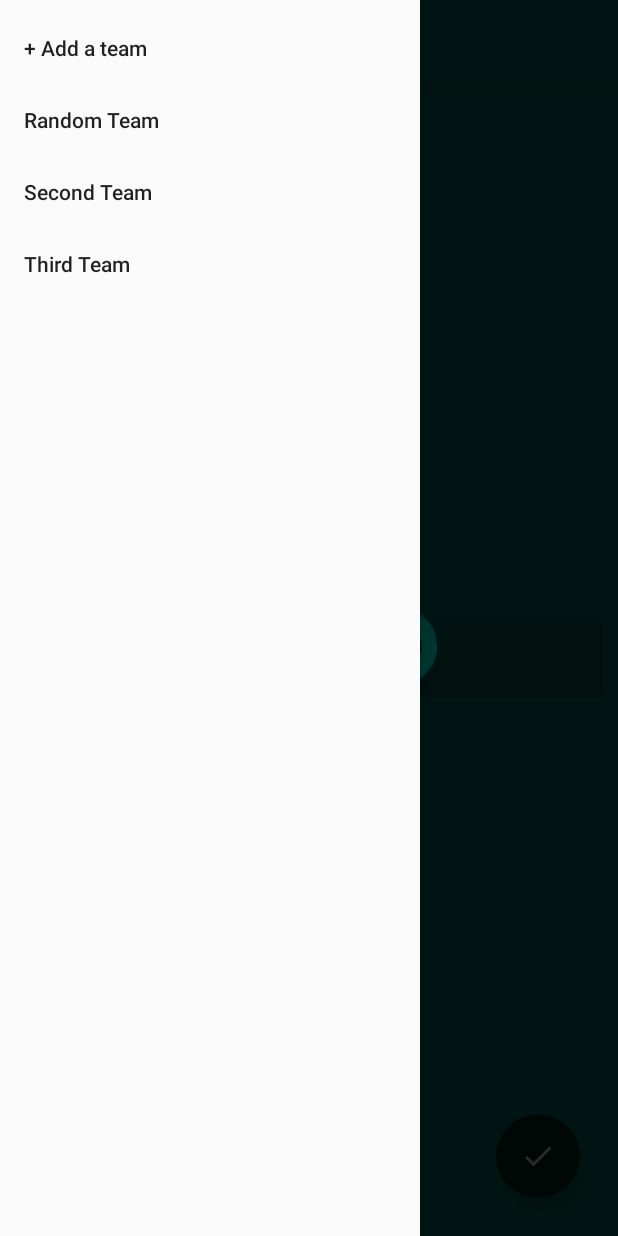
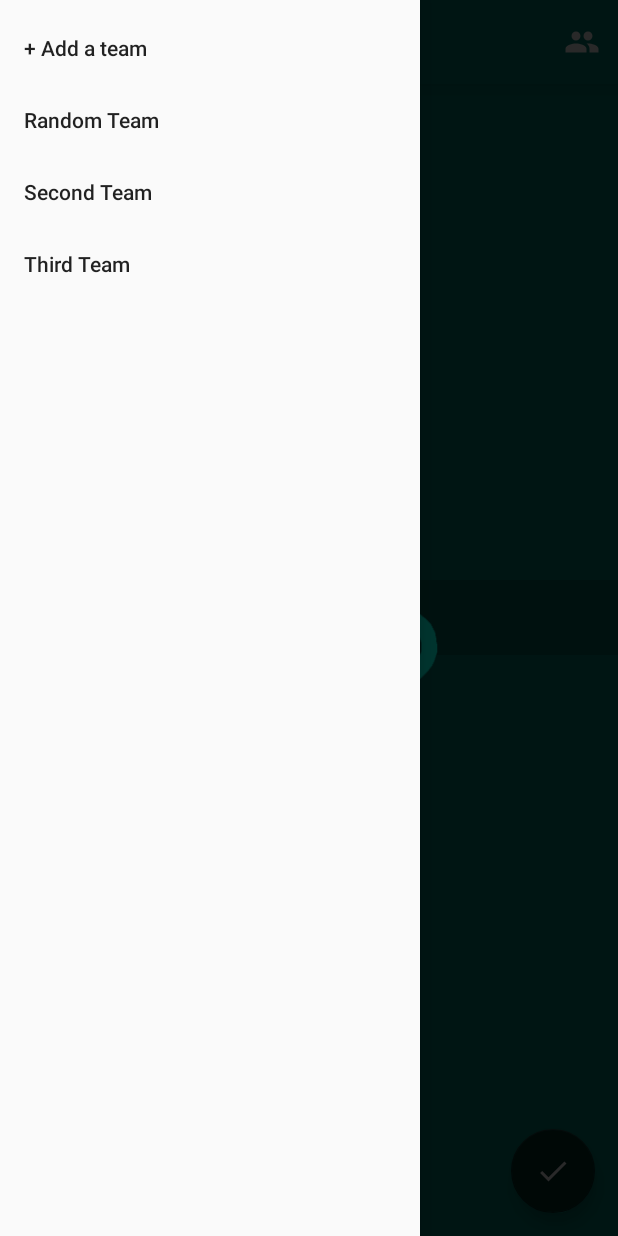
Before and after one commit to rachitbhutani1998/DevConnect, an Android app: the fragment AddTeamDialog placed in its activity, with the side drawer open, on a phone screen of 412 x 824 dp. Run offline under Robolectric (Android 15) with nearby library versions, the phone set to English and light mode, and no system bars; our stand-ins replace CircleImageView; pictures from the network do not load.

Commit message:
stablized changes

```diff
--- a/app/src/main/java/com/cafedroid/android/devconnect/AddTeamDialog.kt
+++ b/app/src/main/java/com/cafedroid/android/devconnect/AddTeamDialog.kt
@@ -24,7 +24,6 @@ class AddTeamDialog : Fragment() {
         val teamField:EditText=rootView.findViewById(R.id.team_name_field)
         val fabButton: FloatingActionButton = rootView.findViewById(R.id.fab_next)
         val fabClickListener: View.OnClickListener = View.OnClickListener { view ->
-
             if (!teamField.text.isEmpty()) {
                 val inviteFrag = InviteUserFragment()
                 val bundle = Bundle()
@@ -37,8 +36,4 @@ class AddTeamDialog : Fragment() {
         fabButton.setOnClickListener(fabClickListener)
         return rootView
     }
-
-    override fun onCreateOptionsMenu(menu: Menu?, inflater: MenuInflater?) {
-        super.onCreateOptionsMenu(menu, inflater)
-    }
 }
--- a/app/src/main/java/com/cafedroid/android/devconnect/MainActivity.kt
+++ b/app/src/main/java/com/cafedroid/android/devconnect/MainActivity.kt
@@ -157,4 +157,9 @@ class MainActivity : AppCompatActivity() {
         mDrawerLayout.openDrawer(GravityCompat.END)
     }
 
+    override fun onCreateOptionsMenu(menu: Menu?): Boolean {
+        menuInflater.inflate(R.menu.home_menu, menu)
+        return true
+    }
+
 }
--- a/app/src/main/res/layout/fragment_add_team_dialog.xml
+++ b/app/src/main/res/layout/fragment_add_team_dialog.xml
@@ -2,12 +2,13 @@
 <RelativeLayout xmlns:android="http://schemas.android.com/apk/res/android"
                 xmlns:tools="http://schemas.android.com/tools"
                 xmlns:app="http://schemas.android.com/apk/res-auto" android:layout_width="match_parent"
-                android:padding="10dp"
-                android:layout_marginTop="?android:attr/actionBarSize"
                 android:background="@color/colorPrimary"
                 android:layout_height="match_parent"
                 tools:context=".AddTeamDialog">
-
+<android.support.v7.widget.Toolbar
+        android:id="@+id/add_team_toolbar"
+        android:layout_width="match_parent"
+        android:layout_height="?attr/actionBarSize"/>
     <!--<TextView-->
             <!--android:layout_width="match_parent"-->
             <!--android:layout_height="wrap_content"-->
```
